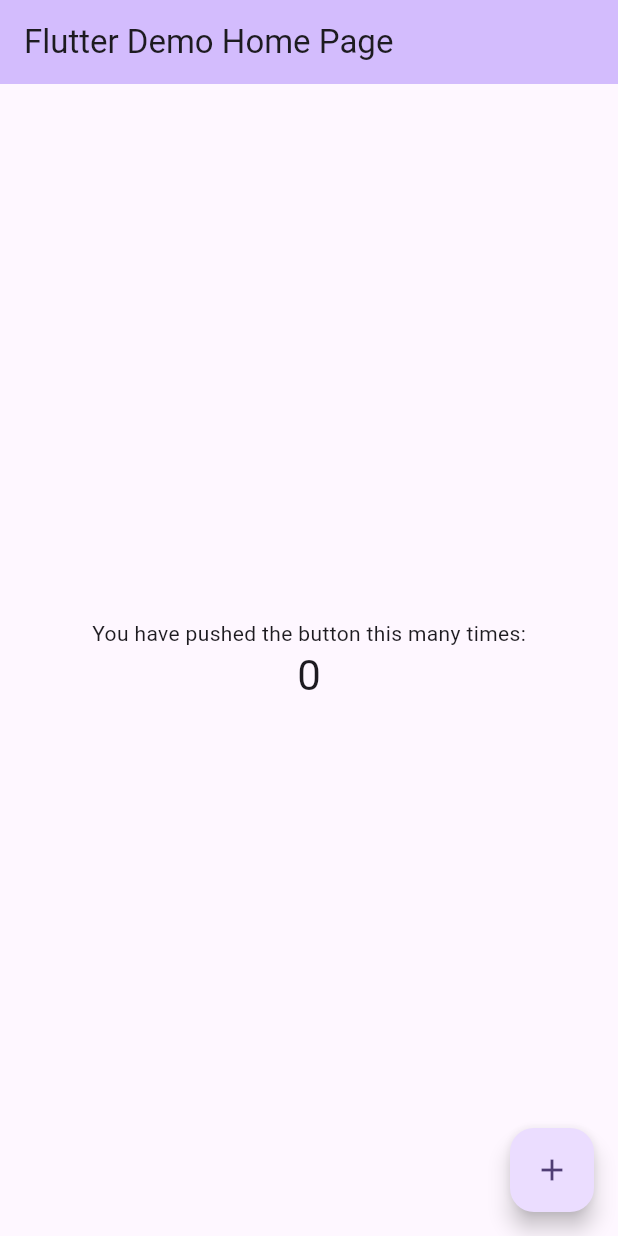
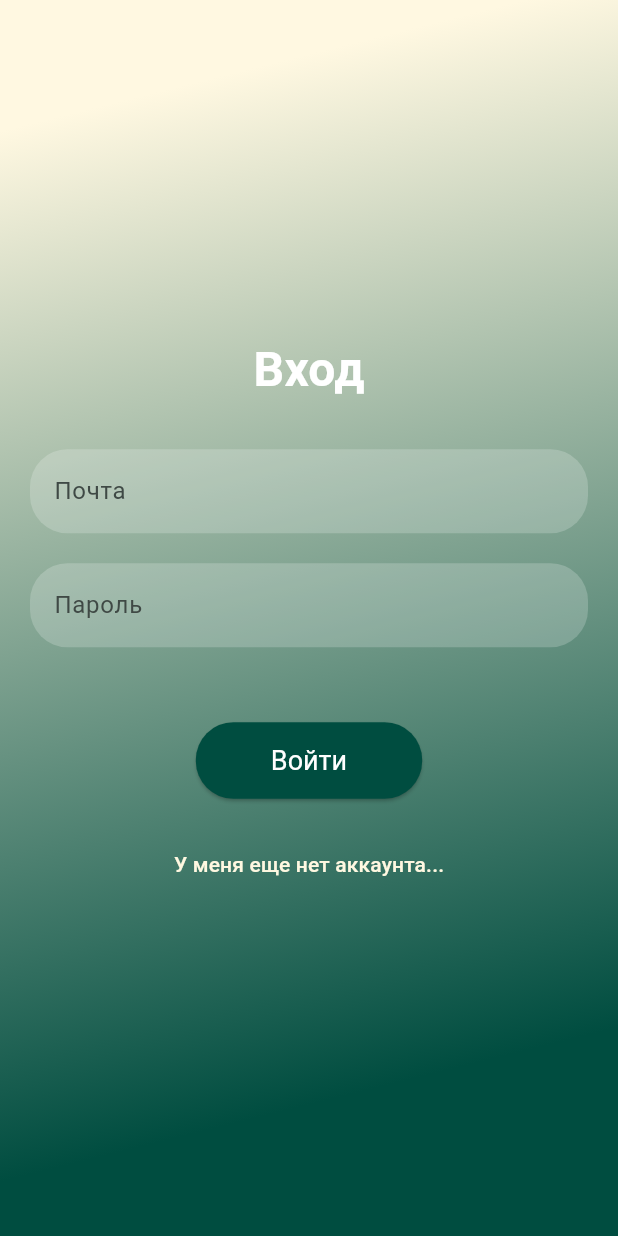
Before and after one commit to DmitriUlanov/flutter_app_dodiddone, a Flutter app: the screen it shows after launch, on a phone screen of 412 x 824 dp. Run offline on Flutter 3.47's test engine with Material 3 defaults, Android fonts, the light colour scheme and no system bars.

Commit message:
login page

```diff
--- a/lib/app/app.dart
+++ b/lib/app/app.dart
@@ -1,6 +1,7 @@
 import 'package:flutter/material.dart';
 
-import '../pages/my_home_page.dart';
+import '../pages/login_page.dart';
+import '../theme/theme.dart';
 
 
 class MyApp extends StatelessWidget {
@@ -11,11 +12,8 @@ class MyApp extends StatelessWidget {
   Widget build(BuildContext context) {
     return MaterialApp(
       title: 'Flutter Demo',
-      theme: ThemeData(
-        colorScheme: ColorScheme.fromSeed(seedColor: Colors.deepPurple),
-        useMaterial3: true,
-      ),
-      home: const MyHomePage(title: 'Flutter Demo Home Page'),
+      theme: DoDidDoneTheme.lightTheme,
+      home: const LoginPage(),
     );
   }
 }
--- /dev/null
+++ b/lib/pages/login_page.dart
@@ -0,0 +1,121 @@
+import 'package:flutter/material.dart';
+
+import '../theme/theme.dart';
+
+class LoginPage extends StatefulWidget {
+  const LoginPage({Key? key}) : super(key: key);
+
+  @override
+  State<LoginPage> createState() => _LoginPageState();
+}
+
+class _LoginPageState extends State<LoginPage> {
+  bool isLogin = true; // Флаг для определения режима (вход/регистрация)
+
+  @override
+  Widget build(BuildContext context) {
+    return Scaffold(
+      body: Container(
+        decoration: BoxDecoration(
+          gradient: LinearGradient(
+            begin: Alignment.topLeft,
+            end: Alignment.bottomCenter,
+            colors: isLogin
+                ? [
+                    DoDidDoneTheme.lightTheme.colorScheme.secondary,
+                    DoDidDoneTheme.lightTheme.colorScheme.primary,
+                  ]
+                : [
+                    DoDidDoneTheme.lightTheme.colorScheme.primary,
+                    DoDidDoneTheme.lightTheme.colorScheme.secondary,
+                  ],
+            stops: const [0.1, 0.9], // Основной цвет занимает 90%
+          ),
+        ),
+        child: Padding(
+          padding: const EdgeInsets.all(20.0),
+          child: Column(
+            mainAxisAlignment: MainAxisAlignment.center,
+            children: [
+              Text(
+                isLogin ? 'Вход' : 'Регистрация',
+                style: const TextStyle(
+                  fontSize: 32,
+                  fontWeight: FontWeight.bold,
+                  color: Colors.white,
+                ),
+              ),
+              const SizedBox(height: 30),
+              TextField(
+                decoration: InputDecoration(
+                  hintText: 'Почта',
+                  filled: true,
+                  fillColor: Colors.white.withOpacity(0.2),
+                  border: OutlineInputBorder(
+                    borderRadius: BorderRadius.circular(25),
+                    borderSide: BorderSide.none,
+                  ),
+                ),
+              ),
+              const SizedBox(height: 20),
+              TextField(
+                obscureText: true,
+                decoration: InputDecoration(
+                  hintText: 'Пароль',
+                  filled: true,
+                  fillColor: Colors.white.withOpacity(0.2),
+                  border: OutlineInputBorder(
+                    borderRadius: BorderRadius.circular(25),
+                    borderSide: BorderSide.none,
+                  ),
+                ),
+              ),
+              const SizedBox(height: 20),
+              // Добавляем поле для повтора пароля
+              if (!isLogin) // Отображаем только при регистрации
+                TextField(
+                  obscureText: true,
+                  decoration: InputDecoration(
+                    hintText: 'Повторить пароль',
+                    filled: true,
+                    fillColor: Colors.white.withOpacity(0.2),
+                    border: OutlineInputBorder(
+                      borderRadius: BorderRadius.circular(25),
+                      borderSide: BorderSide.none,
+                    ),
+                  ),
+                ),
+              const SizedBox(height: 30),
+              ElevatedButton(
+                onPressed: () {},
+                style: ElevatedButton.styleFrom(
+                  backgroundColor: DoDidDoneTheme.lightTheme.colorScheme.primary,
+                  padding: const EdgeInsets.symmetric(horizontal: 50, vertical: 15),
+                  textStyle: const TextStyle(fontSize: 18),
+                  shape: RoundedRectangleBorder(
+                    borderRadius: BorderRadius.circular(25),
+                  ),
+                ),
+                child: Text(isLogin ? 'Войти' : 'Зарегистрироваться'),
+              ),
+              const SizedBox(height: 20),
+              TextButton(
+                onPressed: () {
+                  setState(() {
+                    isLogin = !isLogin;
+                  });
+                },
+                child: Text(
+                  isLogin ? 'У меня еще нет аккаунта...' : 'Уже есть аккаунт...',
+                  style: TextStyle(
+                    color: DoDidDoneTheme.lightTheme.colorScheme.secondary,
+                  ),
+                ),
+              ),
+            ],
+          ),
+        ),
+      ),
+    );
+  }
+}
--- a/lib/pages/my_home_page.dart
+++ /dev/null
@@ -1,49 +0,0 @@
-import 'package:flutter/material.dart';
-
-class MyHomePage extends StatefulWidget {
-  const MyHomePage({super.key, required this.title});
-
-  final String title;
-
-  @override
-  State<MyHomePage> createState() => _MyHomePageState();
-}
-
-class _MyHomePageState extends State<MyHomePage> {
-  int _counter = 0;
-
-  void _incrementCounter() {
-    setState(() {
-      _counter++;
-    });
-  }
-
-  @override
-  Widget build(BuildContext context) {
-    return Scaffold(
-      appBar: AppBar(
-        backgroundColor: Theme.of(context).colorScheme.inversePrimary,
-        title: Text(widget.title),
-      ),
-      body: Center(
-        child: Column(
-          mainAxisAlignment: MainAxisAlignment.center,
-          children: <Widget>[
-            const Text(
-              'You have pushed the button this many times:',
-            ),
-            Text(
-              '$_counter',
-              style: Theme.of(context).textTheme.headlineMedium,
-            ),
-          ],
-        ),
-      ),
-      floatingActionButton: FloatingActionButton(
-        onPressed: _incrementCounter,
-        tooltip: 'Increment',
-        child: const Icon(Icons.add),
-      ), // This trailing comma makes auto-formatting nicer for build methods.
-    );
-  }
-}
--- /dev/null
+++ b/lib/theme/theme.dart
@@ -0,0 +1,28 @@
+import 'package:flutter/material.dart';
+
+class DoDidDoneTheme {
+  static ThemeData lightTheme = ThemeData(
+    colorScheme: ColorScheme.fromSeed(
+      seedColor: const Color(0xFF004D40), // Основной цвет
+      brightness: Brightness.light,
+      primary: const Color(0xFF004D40), // Основной цвет
+      onPrimary: Colors.white, // Текст на основном цвете
+      secondary: const Color(0xFFfff8e1), // Вторичный цвет
+      onSecondary: const Color(0xFF004D40), // Текст на вторичном цвете
+      error: Colors.red, // Цвет ошибки
+      onError: Colors.white, // Текст на цвете ошибки
+      background: const Color(0xFFfff8e1), // Цвет фона
+      onBackground: const Color(0xFF004D40), // Текст на фоне
+      surface: const Color(0xFFfff8e1), // Цвет поверхности
+      onSurface: const Color(0xFF004D40), // Текст на поверхности
+    ),
+    useMaterial3: true,
+    // Добавляем стиль для кнопок
+    elevatedButtonTheme: ElevatedButtonThemeData(
+      style: ElevatedButton.styleFrom(
+        foregroundColor: Colors.white,
+        textStyle: const TextStyle(color: Colors.white), // Белый текст
+      ),
+    ),
+  );
+}
```
